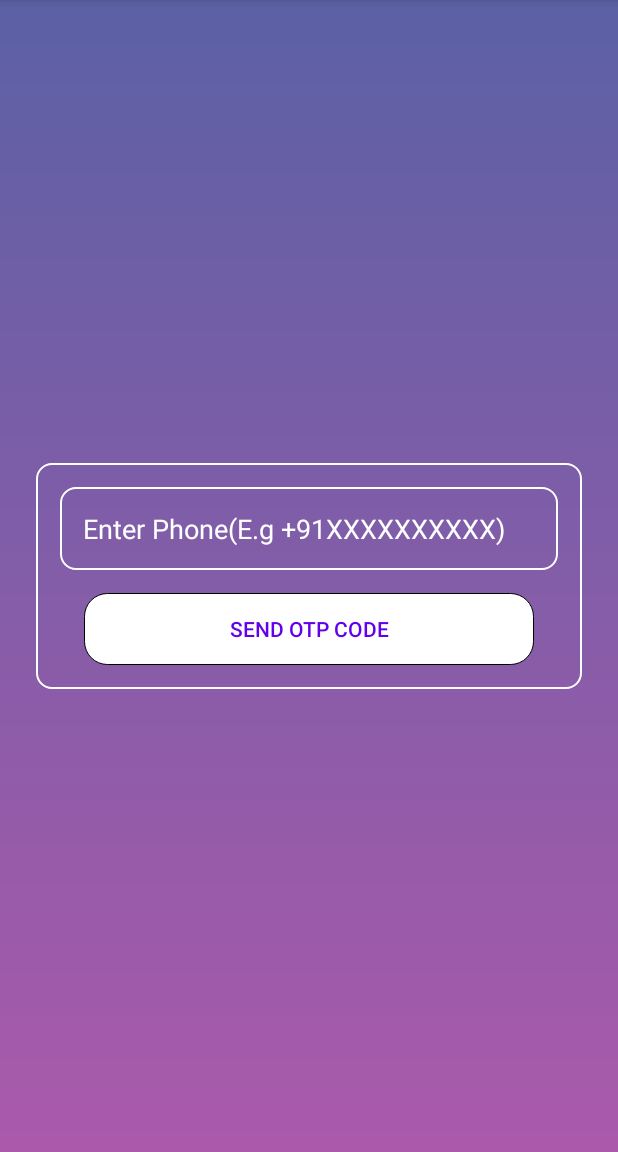
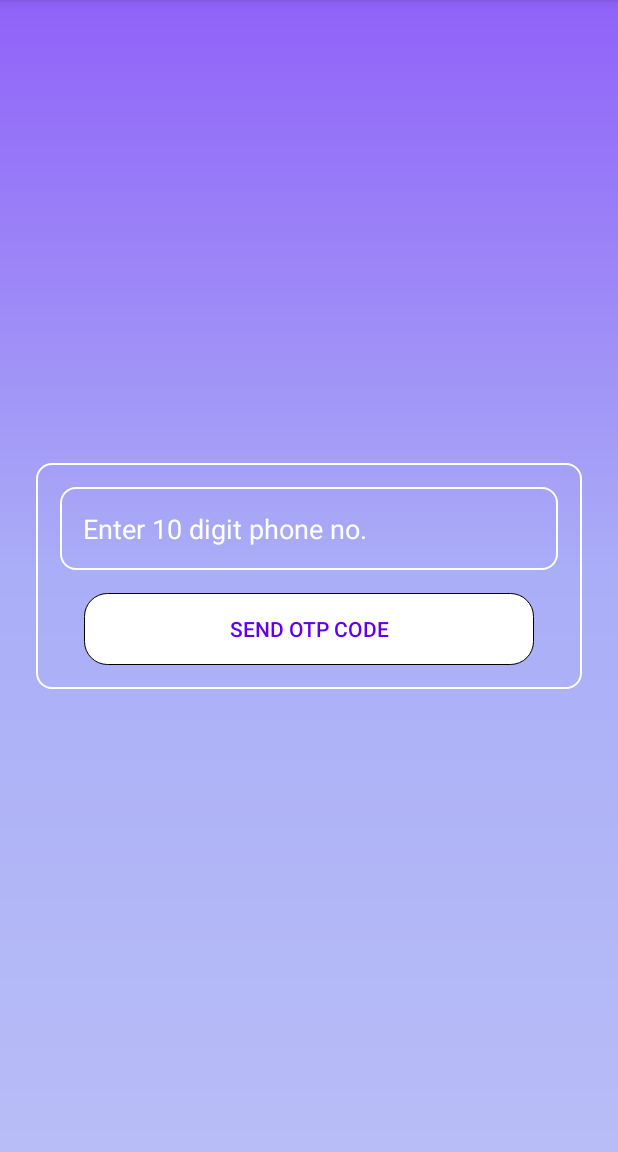
Before and after one commit to garrysawyers3007/DaanCorona, an Android app: the screen it shows after launch (LoginActivity), after a tap on "SEND OTP CODE", on a phone screen of 412 x 824 dp, the part 84-1236 px from its top. Run offline under Robolectric (Android 15) with nearby library versions, the phone set to English and light mode, and no system bars; our stand-ins replace Firebase (no records; nobody signed in at launch, a user with empty details on screens opened directly).

Commit message:
Bg changed with gradient

```diff
--- a/app/src/main/java/com/lendeasy/daancorona/LoginActivity.java
+++ b/app/src/main/java/com/lendeasy/daancorona/LoginActivity.java
@@ -1,9 +1,6 @@
 package com.lendeasy.daancorona;
 
-import androidx.annotation.RequiresApi;
-import androidx.appcompat.app.AppCompatActivity;
-
-import android.content.Context;
+import android.app.DownloadManager;
 import android.content.Intent;
 import android.content.SharedPreferences;
 import android.os.AsyncTask;
@@ -15,6 +12,8 @@ import android.widget.Button;
 import android.widget.EditText;
 import android.widget.Toast;
 
+import androidx.annotation.RequiresApi;
+import androidx.appcompat.app.AppCompatActivity;
 
 import com.google.firebase.auth.FirebaseAuth;
 
@@ -22,9 +21,6 @@ import org.json.JSONException;
 import org.json.JSONObject;
 
 import java.io.IOException;
-
-import javax.net.ssl.HostnameVerifier;
-import javax.net.ssl.SSLSession;
 
 import okhttp3.FormBody;
 import okhttp3.OkHttpClient;
@@ -37,7 +33,6 @@ public class LoginActivity extends AppCompatActivity {
     EditText phone,otp;
     Button sendotp,verifyotp;
     String codeSent,code,phoneNumber,url="localhost:3000";
-    FirebaseAuth mAuth=FirebaseAuth.getInstance();
     boolean newuser;
 
     @Override
@@ -58,7 +53,7 @@ public class LoginActivity extends AppCompatActivity {
             @Override
             public void onClick(View view) {
 
-                phoneNumber=phone.getText().toString();
+                phoneNumber = "+91" + phone.getText().toString();
 //                phoneNumber=phoneNumber.trim();
                 if(phoneNumber.length()==13)
                     new GetOtpTask().execute(phoneNumber);
@@ -148,7 +143,7 @@ public class LoginActivity extends AppCompatActivity {
                     .post(formbody)
                     .build();
 
-            try (Response response = httpClient.newCall(request).execute()) {
+            try (okhttp3.Response response = httpClient.newCall(request).execute()) {
 
                 if (!response.isSuccessful())
                     throw new IOException("Unexpected code " + response);
--- a/app/src/main/res/drawable/app_bg2.xml
+++ b/app/src/main/res/drawable/app_bg2.xml
@@ -1,7 +1,13 @@
 <?xml version="1.0" encoding="utf-8"?>
-<shape xmlns:android="http://schemas.android.com/apk/res/android">
+<shape xmlns:android="http://schemas.android.com/apk/res/android"
+    android:shape="rectangle" >
 
-    <gradient android:startColor="#cc343a90" android:endColor="#cc973197" android:angle="-45"/>
+    <gradient
+        android:angle="-45"
+        android:endColor="#B8BDF7"
+        android:centerColor="#AAAEF7"
+        android:startColor="#9062F8"
+        android:type="linear" />
 
 </shape>
-<!-- f35633 -->
+<!-- f35633   #F5EEFE-->
--- a/app/src/main/res/layout/activity_login.xml
+++ b/app/src/main/res/layout/activity_login.xml
@@ -28,7 +28,7 @@
             android:textColor="#fff"
             android:background="@drawable/edit_text"
             android:inputType="phone"
-            android:hint="Enter Phone(E.g +91XXXXXXXXXX)" />
+            android:hint="Enter 10 digit phone no." />
 
         <Button
             android:layout_width="match_parent"
```
